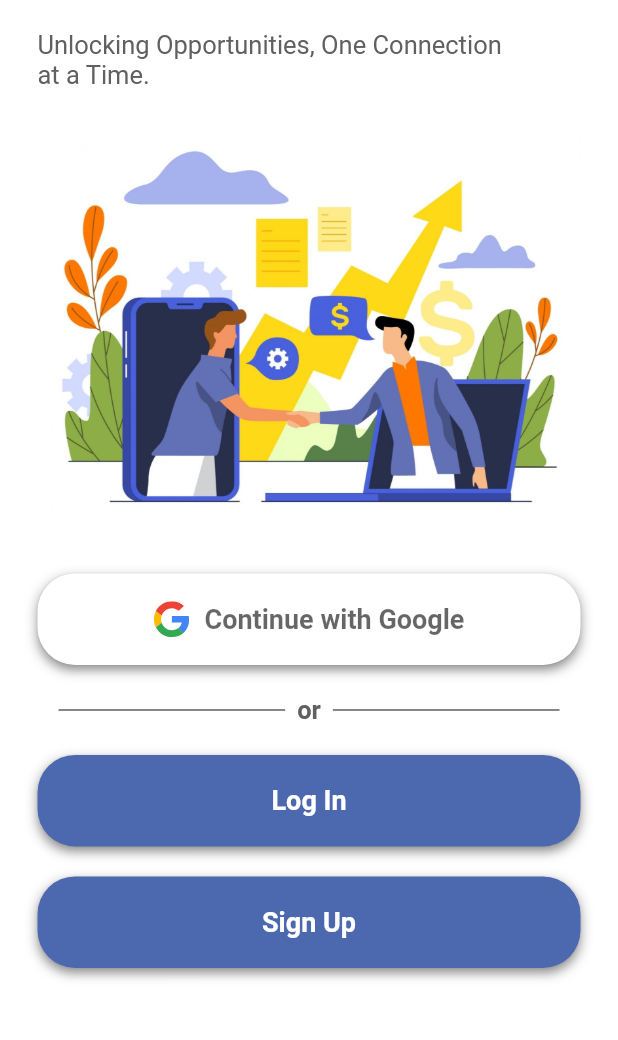
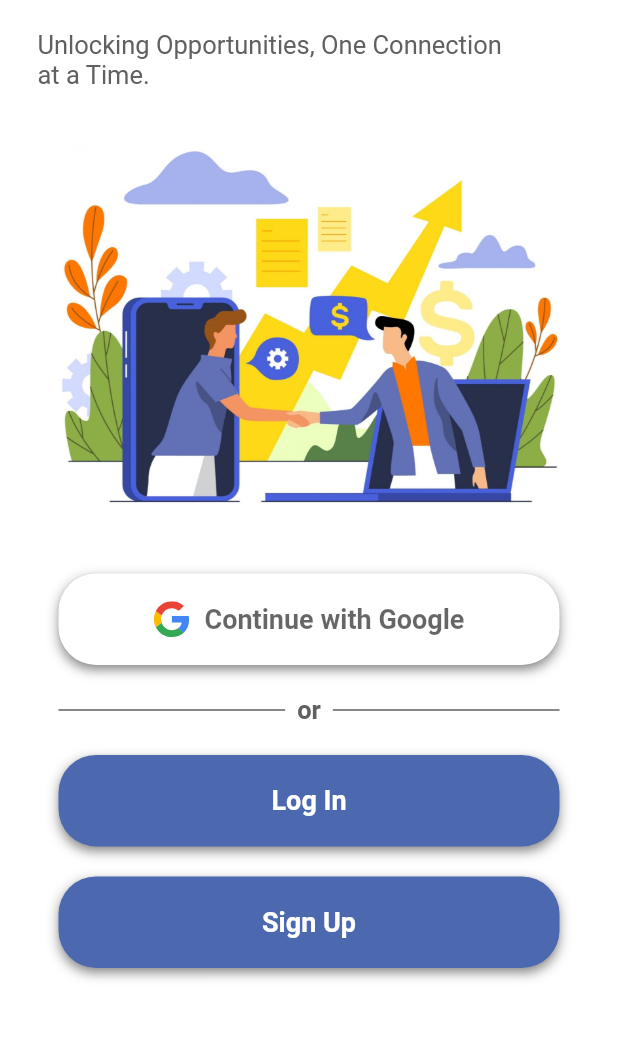
Before and after one commit to Omar-Arja/InvestorConnect, a Flutter app: the screen it shows after launch, on a phone screen of 412 x 824 dp, the part 87-1127 px from its top. Run offline on Flutter 3.47's test engine with Material 2 defaults, Android fonts, the phone set to English and light mode, and no system bars; our stand-ins replace flutter_svg, shared_preferences.

Commit message:
[Client] Updated CustomButton widget

```diff
--- a/app/client/lib/widgets/custom_buttons.dart
+++ b/app/client/lib/widgets/custom_buttons.dart
@@ -10,6 +10,8 @@ class CustomButton extends StatelessWidget {
   @override
   Widget build(BuildContext context) {
     return Container(
+      width: 334,
+      height: 61,
       decoration: BoxDecoration(
         borderRadius: BorderRadius.circular(25),
         boxShadow: [
@@ -24,13 +26,12 @@ class CustomButton extends StatelessWidget {
       child: ElevatedButton(
         onPressed: onPressed,
         style: ElevatedButton.styleFrom(
+          alignment: Alignment.center,
           backgroundColor: Theme.of(context).primaryColor,
-          minimumSize: const Size(334, 61),
           shape: RoundedRectangleBorder(
             borderRadius: BorderRadius.circular(25),
           ),
         ),
-        child: Center(
         child: Text(
           text,
           style: const TextStyle(
@@ -40,11 +41,9 @@ class CustomButton extends StatelessWidget {
           ),
         ),
       ),
-      ),
     );
   }
 }
-
 class GoogleButton extends StatelessWidget {
   final VoidCallback onPressed;
 
@@ -56,6 +55,8 @@ class GoogleButton extends StatelessWidget {
   @override
   Widget build(BuildContext context) {
     return Container(
+      width: 334,
+      height: 61,
       decoration: BoxDecoration(
         borderRadius: BorderRadius.circular(25),
         boxShadow: [
@@ -71,7 +72,6 @@ class GoogleButton extends StatelessWidget {
         onPressed: onPressed,
         style: ElevatedButton.styleFrom(
           backgroundColor: Colors.white,
-          minimumSize: const Size(334, 61),
           shape: RoundedRectangleBorder(
             borderRadius: BorderRadius.circular(25),
           ),
```
Lines whose indentation alone changed are shown as unchanged.
